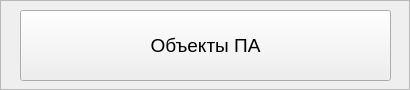
nick9bkru/MIRPC_VTO, file ui/ObjectPA.ui: the form before one commit.
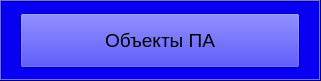
The form after the commit.

Patch:
```diff
--- a/ui/ObjectPA.ui
+++ b/ui/ObjectPA.ui
@@ -6,15 +6,430 @@
    <rect>
     <x>0</x>
     <y>0</y>
-    <width>410</width>
-    <height>90</height>
+    <width>321</width>
+    <height>81</height>
    </rect>
   </property>
+  <property name="palette">
+   <palette>
+    <active>
+     <colorrole role="WindowText">
+      <brush brushstyle="SolidPattern">
+       <color alpha="255">
+        <red>0</red>
+        <green>0</green>
+        <blue>0</blue>
+       </color>
+      </brush>
+     </colorrole>
+     <colorrole role="Button">
+      <brush brushstyle="SolidPattern">
+       <color alpha="255">
+        <red>8</red>
+        <green>0</green>
+        <blue>242</blue>
+       </color>
+      </brush>
+     </colorrole>
+     <colorrole role="Light">
+      <brush brushstyle="SolidPattern">
+       <color alpha="255">
+        <red>113</red>
+        <green>108</green>
+        <blue>255</blue>
+       </color>
+      </brush>
+     </colorrole>
+     <colorrole role="Midlight">
+      <brush brushstyle="SolidPattern">
+       <color alpha="255">
+        <red>60</red>
+        <green>54</green>
+        <blue>248</blue>
+       </color>
+      </brush>
+     </colorrole>
+     <colorrole role="Dark">
+      <brush brushstyle="SolidPattern">
+       <color alpha="255">
+        <red>4</red>
+        <green>0</green>
+        <blue>121</blue>
+       </color>
+      </brush>
+     </colorrole>
+     <colorrole role="Mid">
+      <brush brushstyle="SolidPattern">
+       <color alpha="255">
+        <red>5</red>
+        <green>0</green>
+        <blue>161</blue>
+       </color>
+      </brush>
+     </colorrole>
+     <colorrole role="Text">
+      <brush brushstyle="SolidPattern">
+       <color alpha="255">
+        <red>0</red>
+        <green>0</green>
+        <blue>0</blue>
+       </color>
+      </brush>
+     </colorrole>
+     <colorrole role="BrightText">
+      <brush brushstyle="SolidPattern">
+       <color alpha="255">
+        <red>255</red>
+        <green>255</green>
+        <blue>255</blue>
+       </color>
+      </brush>
+     </colorrole>
+     <colorrole role="ButtonText">
+      <brush brushstyle="SolidPattern">
+       <color alpha="255">
+        <red>0</red>
+        <green>0</green>
+        <blue>0</blue>
+       </color>
+      </brush>
+     </colorrole>
+     <colorrole role="Base">
+      <brush brushstyle="SolidPattern">
+       <color alpha="255">
+        <red>255</red>
+        <green>255</green>
+        <blue>255</blue>
+       </color>
+      </brush>
+     </colorrole>
+     <colorrole role="Window">
+      <brush brushstyle="SolidPattern">
+       <color alpha="255">
+        <red>8</red>
+        <green>0</green>
+        <blue>242</blue>
+       </color>
+      </brush>
+     </colorrole>
+     <colorrole role="Shadow">
+      <brush brushstyle="SolidPattern">
+       <color alpha="255">
+        <red>0</red>
+        <green>0</green>
+        <blue>0</blue>
+       </color>
+      </brush>
+     </colorrole>
+     <colorrole role="AlternateBase">
+      <brush brushstyle="SolidPattern">
+       <color alpha="255">
+        <red>131</red>
+        <green>127</green>
+        <blue>248</blue>
+       </color>
+      </brush>
+     </colorrole>
+     <colorrole role="ToolTipBase">
+      <brush brushstyle="SolidPattern">
+       <color alpha="255">
+        <red>255</red>
+        <green>255</green>
+        <blue>220</blue>
+       </color>
+      </brush>
+     </colorrole>
+     <colorrole role="ToolTipText">
+      <brush brushstyle="SolidPattern">
+       <color alpha="255">
+        <red>0</red>
+        <green>0</green>
+        <blue>0</blue>
+       </color>
+      </brush>
+     </colorrole>
+    </active>
+    <inactive>
+     <colorrole role="WindowText">
+      <brush brushstyle="SolidPattern">
+       <color alpha="255">
+        <red>0</red>
+        <green>0</green>
+        <blue>0</blue>
+       </color>
+      </brush>
+     </colorrole>
+     <colorrole role="Button">
+      <brush brushstyle="SolidPattern">
+       <color alpha="255">
+        <red>8</red>
+        <green>0</green>
+        <blue>242</blue>
+       </color>
+      </brush>
+     </colorrole>
+     <colorrole role="Light">
+      <brush brushstyle="SolidPattern">
+       <color alpha="255">
+        <red>113</red>
+        <green>108</green>
+        <blue>255</blue>
+       </color>
+      </brush>
+     </colorrole>
+     <colorrole role="Midlight">
+      <brush brushstyle="SolidPattern">
+       <color alpha="255">
+        <red>60</red>
+        <green>54</green>
+        <blue>248</blue>
+       </color>
+      </brush>
+     </colorrole>
+     <colorrole role="Dark">
+      <brush brushstyle="SolidPattern">
+       <color alpha="255">
+        <red>4</red>
+        <green>0</green>
+        <blue>121</blue>
+       </color>
+      </brush>
+     </colorrole>
+     <colorrole role="Mid">
+      <brush brushstyle="SolidPattern">
+       <color alpha="255">
+        <red>5</red>
+        <green>0</green>
+        <blue>161</blue>
+       </color>
+      </brush>
+     </colorrole>
+     <colorrole role="Text">
+      <brush brushstyle="SolidPattern">
+       <color alpha="255">
+        <red>0</red>
+        <green>0</green>
+        <blue>0</blue>
+       </color>
+      </brush>
+     </colorrole>
+     <colorrole role="BrightText">
+      <brush brushstyle="SolidPattern">
+       <color alpha="255">
+        <red>255</red>
+        <green>255</green>
+        <blue>255</blue>
+       </color>
+      </brush>
+     </colorrole>
+     <colorrole role="ButtonText">
+      <brush brushstyle="SolidPattern">
+       <color alpha="255">
+        <red>0</red>
+        <green>0</green>
+        <blue>0</blue>
+       </color>
+      </brush>
+     </colorrole>
+     <colorrole role="Base">
+      <brush brushstyle="SolidPattern">
+       <color alpha="255">
+        <red>255</red>
+        <green>255</green>
+        <blue>255</blue>
+       </color>
+      </brush>
+     </colorrole>
+     <colorrole role="Window">
+      <brush brushstyle="SolidPattern">
+       <color alpha="255">
+        <red>8</red>
+        <green>0</green>
+        <blue>242</blue>
+       </color>
+      </brush>
+     </colorrole>
+     <colorrole role="Shadow">
+      <brush brushstyle="SolidPattern">
+       <color alpha="255">
+        <red>0</red>
+        <green>0</green>
+        <blue>0</blue>
+       </color>
+      </brush>
+     </colorrole>
+     <colorrole role="AlternateBase">
+      <brush brushstyle="SolidPattern">
+       <color alpha="255">
+        <red>131</red>
+        <green>127</green>
+        <blue>248</blue>
+       </color>
+      </brush>
+     </colorrole>
+     <colorrole role="ToolTipBase">
+      <brush brushstyle="SolidPattern">
+       <color alpha="255">
+        <red>255</red>
+        <green>255</green>
+        <blue>220</blue>
+       </color>
+      </brush>
+     </colorrole>
+     <colorrole role="ToolTipText">
+      <brush brushstyle="SolidPattern">
+       <color alpha="255">
+        <red>0</red>
+        <green>0</green>
+        <blue>0</blue>
+       </color>
+      </brush>
+     </colorrole>
+    </inactive>
+    <disabled>
+     <colorrole role="WindowText">
+      <brush brushstyle="SolidPattern">
+       <color alpha="255">
+        <red>4</red>
+        <green>0</green>
+        <blue>121</blue>
+       </color>
+      </brush>
+     </colorrole>
+     <colorrole role="Button">
+      <brush brushstyle="SolidPattern">
+       <color alpha="255">
+        <red>8</red>
+        <green>0</green>
+        <blue>242</blue>
+       </color>
+      </brush>
+     </colorrole>
+     <colorrole role="Light">
+      <brush brushstyle="SolidPattern">
+       <color alpha="255">
+        <red>113</red>
+        <green>108</green>
+        <blue>255</blue>
+       </color>
+      </brush>
+     </colorrole>
+     <colorrole role="Midlight">
+      <brush brushstyle="SolidPattern">
+       <color alpha="255">
+        <red>60</red>
+        <green>54</green>
+        <blue>248</blue>
+       </color>
+      </brush>
+     </colorrole>
+     <colorrole role="Dark">
+      <brush brushstyle="SolidPattern">
+       <color alpha="255">
+        <red>4</red>
+        <green>0</green>
+        <blue>121</blue>
+       </color>
+      </brush>
+     </colorrole>
+     <colorrole role="Mid">
+      <brush brushstyle="SolidPattern">
+       <color alpha="255">
+        <red>5</red>
+        <green>0</green>
+        <blue>161</blue>
+       </color>
+      </brush>
+     </colorrole>
+     <colorrole role="Text">
+      <brush brushstyle="SolidPattern">
+       <color alpha="255">
+        <red>4</red>
+        <green>0</green>
+        <blue>121</blue>
+       </color>
+      </brush>
+     </colorrole>
+     <colorrole role="BrightText">
+      <brush brushstyle="SolidPattern">
+       <color alpha="255">
+        <red>255</red>
+        <green>255</green>
+        <blue>255</blue>
+       </color>
+      </brush>
+     </colorrole>
+     <colorrole role="ButtonText">
+      <brush brushstyle="SolidPattern">
+       <color alpha="255">
+        <red>4</red>
+        <green>0</green>
+        <blue>121</blue>
+       </color>
+      </brush>
+     </colorrole>
+     <colorrole role="Base">
+      <brush brushstyle="SolidPattern">
+       <color alpha="255">
+        <red>8</red>
+        <green>0</green>
+        <blue>242</blue>
+       </color>
+      </brush>
+     </colorrole>
+     <colorrole role="Window">
+      <brush brushstyle="SolidPattern">
+       <color alpha="255">
+        <red>8</red>
+        <green>0</green>
+        <blue>242</blue>
+       </color>
+      </brush>
+     </colorrole>
+     <colorrole role="Shadow">
+      <brush brushstyle="SolidPattern">
+       <color alpha="255">
+        <red>0</red>
+        <green>0</green>
+        <blue>0</blue>
+       </color>
+      </brush>
+     </colorrole>
+     <colorrole role="AlternateBase">
+      <brush brushstyle="SolidPattern">
+       <color alpha="255">
+        <red>8</red>
+        <green>0</green>
+        <blue>242</blue>
+       </color>
+      </brush>
+     </colorrole>
+     <colorrole role="ToolTipBase">
+      <brush brushstyle="SolidPattern">
+       <color alpha="255">
+        <red>255</red>
+        <green>255</green>
+        <blue>220</blue>
+       </color>
+      </brush>
+     </colorrole>
+     <colorrole role="ToolTipText">
+      <brush brushstyle="SolidPattern">
+       <color alpha="255">
+        <red>0</red>
+        <green>0</green>
+        <blue>0</blue>
+       </color>
+      </brush>
+     </colorrole>
+    </disabled>
+   </palette>
+  </property>
   <property name="windowTitle">
    <string>Frame</string>
   </property>
   <property name="frameShape">
-   <enum>QFrame::StyledPanel</enum>
+   <enum>QFrame::Box</enum>
   </property>
   <property name="frameShadow">
    <enum>QFrame::Raised</enum>
@@ -23,9 +438,9 @@
    <property name="geometry">
     <rect>
      <x>20</x>
-     <y>10</y>
-     <width>371</width>
-     <height>71</height>
+     <y>13</y>
+     <width>280</width>
+     <height>55</height>
     </rect>
    </property>
    <property name="font">
```
Left out of the diff: 6 changed lines with no effect on the pictures.
